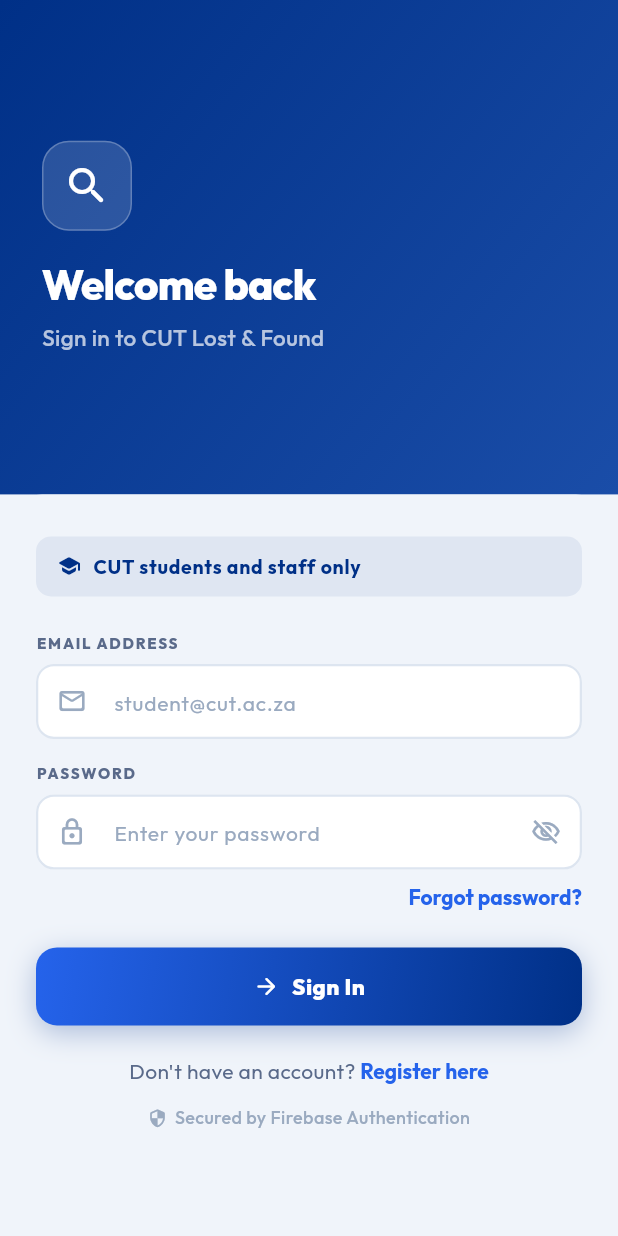
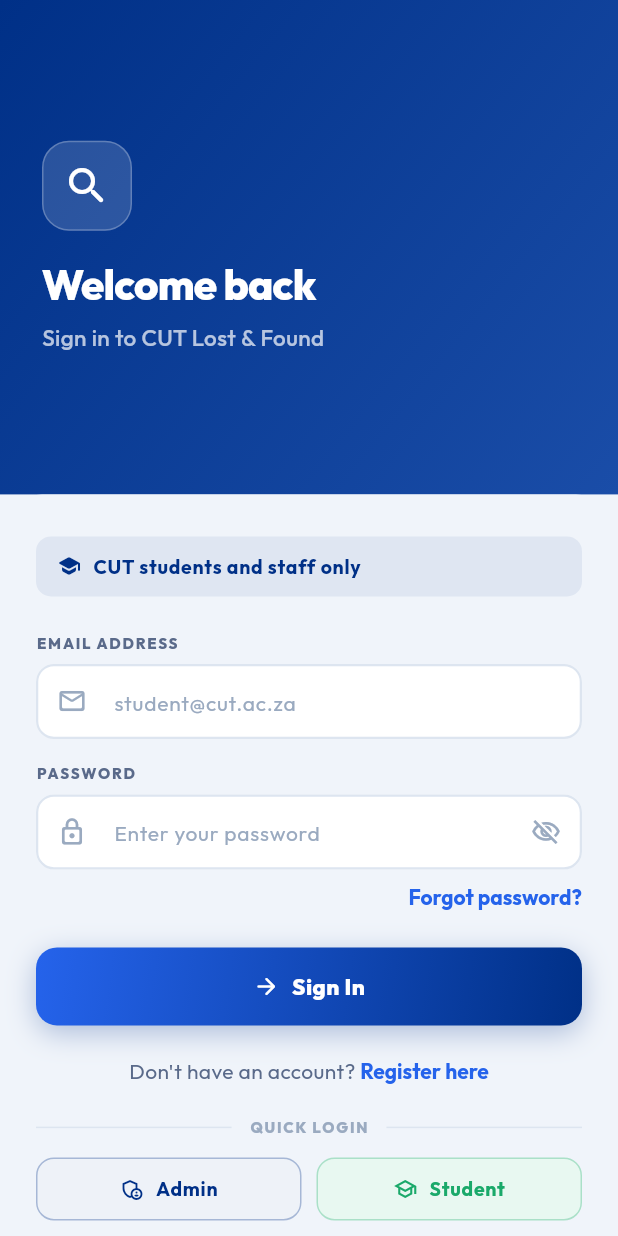
Before and after one commit to MjavuSibu/Lost-and-Found-Campus-App, a Flutter app: the screen it shows after launch, on a phone screen of 412 x 824 dp. Run offline on Flutter 3.47's test engine with Material 3 defaults, Android fonts, the phone set to English and light mode, and no system bars; our stand-ins replace cloud_firestore, firebase_auth, firebase_core, flutter_riverpod, go_router, timeago; accounts and stored records are empty.

Commit message:
Update on screens

```diff
--- a/lost_and_found_mobile_app/lib/features/auth/screens/login_screen.dart
+++ b/lost_and_found_mobile_app/lib/features/auth/screens/login_screen.dart
@@ -69,7 +69,8 @@
             style: AppTextStyles.bodySmall.copyWith(color: Colors.white)),
         backgroundColor: AppColors.lostRed,
         behavior: SnackBarBehavior.floating,
-        shape: RoundedRectangleBorder(borderRadius: BorderRadius.circular(10)),
+        shape:
+            RoundedRectangleBorder(borderRadius: BorderRadius.circular(10)),
         margin: const EdgeInsets.all(16),
       ),
     );
@@ -82,9 +83,61 @@
             style: AppTextStyles.bodySmall.copyWith(color: Colors.white)),
         backgroundColor: AppColors.foundGreen,
         behavior: SnackBarBehavior.floating,
-        shape: RoundedRectangleBorder(borderRadius: BorderRadius.circular(10)),
+        shape:
+            RoundedRectangleBorder(borderRadius: BorderRadius.circular(10)),
         margin: const EdgeInsets.all(16),
       ),
+    );
+  }
+
+  Widget _buildQuickLogin() {
+    return Column(
+      crossAxisAlignment: CrossAxisAlignment.start,
+      children: [
+        Row(
+          children: [
+            const Expanded(child: Divider()),
+            Padding(
+              padding: const EdgeInsets.symmetric(horizontal: 12),
+              child: Text(
+                'QUICK LOGIN',
+                style: AppTextStyles.overline,
+              ),
+            ),
+            const Expanded(child: Divider()),
+          ],
+        ),
+        const SizedBox(height: 12),
+        Row(
+          children: [
+            Expanded(
+              child: _QuickLoginChip(
+                label: 'Admin',
+                icon: Icons.admin_panel_settings_outlined,
+                color: AppColors.cutBlue,
+                bg: AppColors.surface3,
+                onTap: () {
+                  _emailCtrl.text = 'admin@cut.ac.za';
+                  _passCtrl.text  = 'admin123456';
+                },
+              ),
+            ),
+            const SizedBox(width: 10),
+            Expanded(
+              child: _QuickLoginChip(
+                label: 'Student',
+                icon: Icons.school_outlined,
+                color: AppColors.foundGreen,
+                bg: AppColors.foundGreenBg,
+                onTap: () {
+                  _emailCtrl.text = 'student@student.cut.ac.za';
+                  _passCtrl.text  = 'student123456';
+                },
+              ),
+            ),
+          ],
+        ),
+      ],
     );
   }
 
@@ -222,8 +275,10 @@
                         onFieldSubmitted: (_) => _submit(),
                         decoration: InputDecoration(
                           hintText: 'Enter your password',
-                          prefixIcon: const Icon(Icons.lock_outline_rounded,
-                              size: 20, color: AppColors.textMuted),
+                          prefixIcon: const Icon(
+                              Icons.lock_outline_rounded,
+                              size: 20,
+                              color: AppColors.textMuted),
                           suffixIcon: IconButton(
                             icon: Icon(
                               _obscure
@@ -251,7 +306,8 @@
                           style: TextButton.styleFrom(
                             padding: EdgeInsets.zero,
                             minimumSize: Size.zero,
-                            tapTargetSize: MaterialTapTargetSize.shrinkWrap,
+                            tapTargetSize:
+                                MaterialTapTargetSize.shrinkWrap,
                           ),
                           child: const Text('Forgot password?'),
                         ),
@@ -284,7 +340,9 @@
                           ],
                         ),
                       ),
-                      const SizedBox(height: 12),
+                      const SizedBox(height: 20),
+                      _buildQuickLogin(),
+                      const SizedBox(height: 16),
                       Center(
                         child: Row(
                           mainAxisSize: MainAxisSize.min,
@@ -310,3 +368,46 @@
     );
   }
 }
+
+class _QuickLoginChip extends StatelessWidget {
+  final String label;
+  final IconData icon;
+  final Color color;
+  final Color bg;
+  final VoidCallback onTap;
+
+  const _QuickLoginChip({
+    required this.label,
+    required this.icon,
+    required this.color,
+    required this.bg,
+    required this.onTap,
+  });
+
+  @override
+  Widget build(BuildContext context) {
+    return GestureDetector(
+      onTap: onTap,
+      child: Container(
+        padding: const EdgeInsets.symmetric(
+            vertical: 10, horizontal: 14),
+        decoration: BoxDecoration(
+          color: bg,
+          borderRadius: BorderRadius.circular(12),
+          border: Border.all(color: color.withOpacity(0.3)),
+        ),
+        child: Row(
+          mainAxisAlignment: MainAxisAlignment.center,
+          children: [
+            Icon(icon, size: 16, color: color),
+            const SizedBox(width: 8),
+            Text(
+              label,
+              style: AppTextStyles.labelLarge.copyWith(color: color),
+            ),
+          ],
+        ),
+      ),
+    );
+  }
+}
--- a/lost_and_found_mobile_app/lib/features/profile/screens/profile_screen.dart
+++ b/lost_and_found_mobile_app/lib/features/profile/screens/profile_screen.dart
@@ -30,7 +30,7 @@
 
   @override
   Widget build(BuildContext context, WidgetRef ref) {
-    final currentUser  = ref.watch(currentUserProvider).valueOrNull;
+    final currentUser = ref.watch(currentUserProvider).valueOrNull;
     final myItemsAsync = ref.watch(_myItemsProvider);
 
     if (currentUser == null) {
@@ -135,10 +135,20 @@
             child: Column(
               children: [
                 const SizedBox(height: 16),
-                _buildStatsRow(currentUser.totalPosted,
-                    currentUser.totalResolved),
+                _buildStatsRow(
+                    currentUser.totalPosted, currentUser.totalResolved),
                 const SizedBox(height: 16),
                 _buildInfoCard(currentUser.studentNumber, currentUser.role),
+                const SizedBox(height: 16),
+                if (currentUser.isAdmin)
+                  Padding(
+                    padding: const EdgeInsets.symmetric(horizontal: 16),
+                    child: AppOutlineButton(
+                      label: 'Admin Dashboard',
+                      icon: Icons.admin_panel_settings_outlined,
+                      onTap: () => context.push(AppRoutes.admin),
+                    ),
+                  ),
                 const SizedBox(height: 20),
                 Padding(
                   padding: const EdgeInsets.symmetric(horizontal: 16),
@@ -158,8 +168,7 @@
                 child: Padding(
                   padding: EdgeInsets.all(32),
                   child: CircularProgressIndicator(
-                    valueColor:
-                        AlwaysStoppedAnimation(AppColors.cutBlue),
+                    valueColor: AlwaysStoppedAnimation(AppColors.cutBlue),
                   ),
                 ),
               ),
@@ -176,8 +185,7 @@
                   child: EmptyState(
                     icon: Icons.inbox_outlined,
                     title: 'No posts yet',
-                    subtitle:
-                        'Items you report will appear here.',
+                    subtitle: 'Items you report will appear here.',
                     buttonLabel: 'Post an Item',
                     onButton: () => context.push(AppRoutes.post),
                   ),
@@ -313,8 +321,7 @@
         children: [
           Icon(icon, size: 22, color: color),
           const SizedBox(height: 6),
-          Text(value,
-              style: AppTextStyles.h1.copyWith(color: color)),
+          Text(value, style: AppTextStyles.h1.copyWith(color: color)),
           const SizedBox(height: 2),
           Text(label, style: AppTextStyles.caption),
         ],
@@ -348,17 +355,14 @@
               width: 48,
               height: 48,
               decoration: BoxDecoration(
-                color: item.isLost
-                    ? AppColors.lostRedBg
-                    : AppColors.foundGreenBg,
+                color:
+                    item.isLost ? AppColors.lostRedBg : AppColors.foundGreenBg,
                 borderRadius: BorderRadius.circular(12),
               ),
               child: Icon(
                 cat.icon,
                 size: 24,
-                color: item.isLost
-                    ? AppColors.lostRed
-                    : AppColors.foundGreen,
+                color: item.isLost ? AppColors.lostRed : AppColors.foundGreen,
               ),
             ),
             const SizedBox(width: 12),
@@ -390,8 +394,7 @@
                 ],
               ),
             ),
-            const Icon(Icons.chevron_right_rounded,
-                color: AppColors.textMuted),
+            const Icon(Icons.chevron_right_rounded, color: AppColors.textMuted),
           ],
         ),
       ),
```
Also changed, not shown: lost_and_found_mobile_app/lib/features/items/screens/item_detail_screen.dart (+13 -1 lines), lost_and_found_mobile_app/lib/features/messaging/screens/chat_screen.dart (+14 -0 lines), lost_and_found_mobile_app/lib/features/search/screens/search_screen.dart (+23 -12 lines), lost_and_found_mobile_app/lib/shared/services/notification_service.dart (added, +29 -0 lines). Lines whose indentation alone changed are shown as unchanged.
